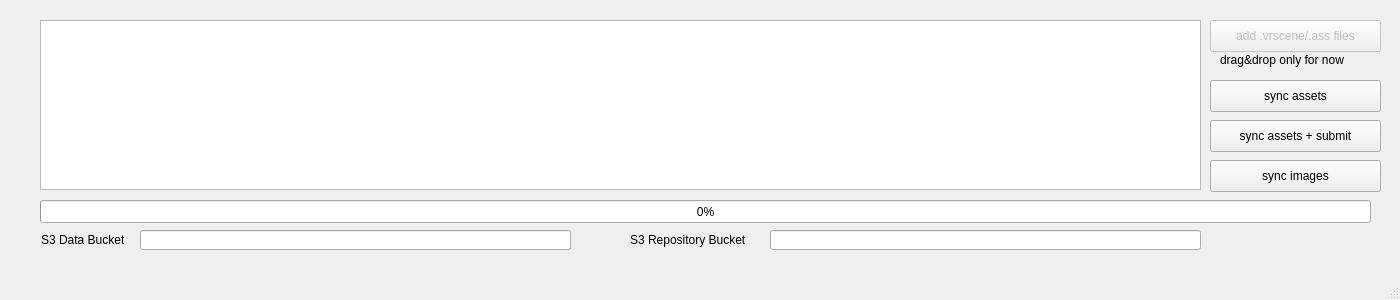
Before: the Qt Designer form opencloudrender/ui/ocrSubmit.ui in ultra-sonic/opencloudrender, drawn with Qt 5.
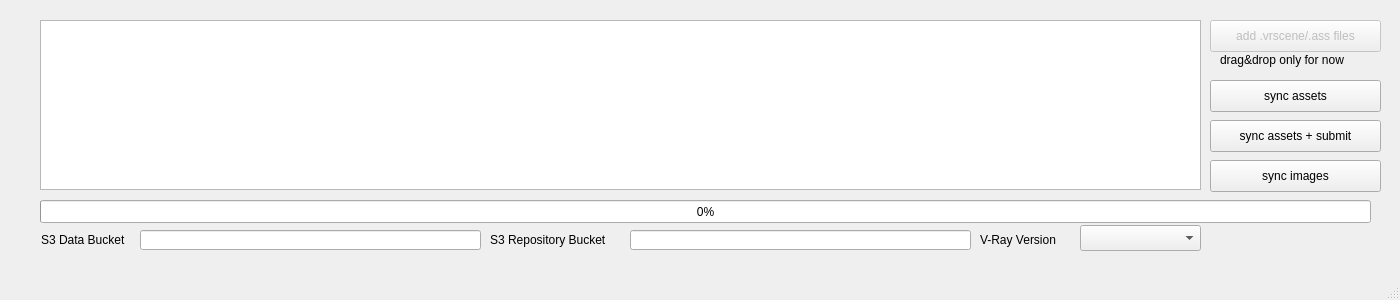
After: the same form once the commit is applied.

Commit message: added vray version dropdown

```diff
--- a/opencloudrender/ui/ocrSubmit.ui
+++ b/opencloudrender/ui/ocrSubmit.ui
@@ -90,7 +90,7 @@
      <rect>
       <x>140</x>
       <y>230</y>
-      <width>431</width>
+      <width>341</width>
       <height>20</height>
      </rect>
     </property>
@@ -98,9 +98,9 @@
    <widget class="QLineEdit" name="repoBucketName">
     <property name="geometry">
      <rect>
-      <x>770</x>
+      <x>630</x>
       <y>230</y>
-      <width>431</width>
+      <width>341</width>
       <height>20</height>
      </rect>
     </property>
@@ -134,7 +134,7 @@
    <widget class="QLabel" name="repoBucketNameLabel">
     <property name="geometry">
      <rect>
-      <x>630</x>
+      <x>490</x>
       <y>230</y>
       <width>140</width>
       <height>20</height>
@@ -157,6 +157,29 @@
      <string>drag&amp;drop only for now</string>
     </property>
    </widget>
+   <widget class="QComboBox" name="vrayVersionComboBox">
+    <property name="geometry">
+     <rect>
+      <x>1080</x>
+      <y>225</y>
+      <width>121</width>
+      <height>26</height>
+     </rect>
+    </property>
+   </widget>
+   <widget class="QLabel" name="vrayVersionLabel">
+    <property name="geometry">
+     <rect>
+      <x>980</x>
+      <y>230</y>
+      <width>91</width>
+      <height>20</height>
+     </rect>
+    </property>
+    <property name="text">
+     <string>V-Ray Version</string>
+    </property>
+   </widget>
   </widget>
   <widget class="QMenuBar" name="menubar">
    <property name="geometry">
```
The commit also changes 1 other file.
